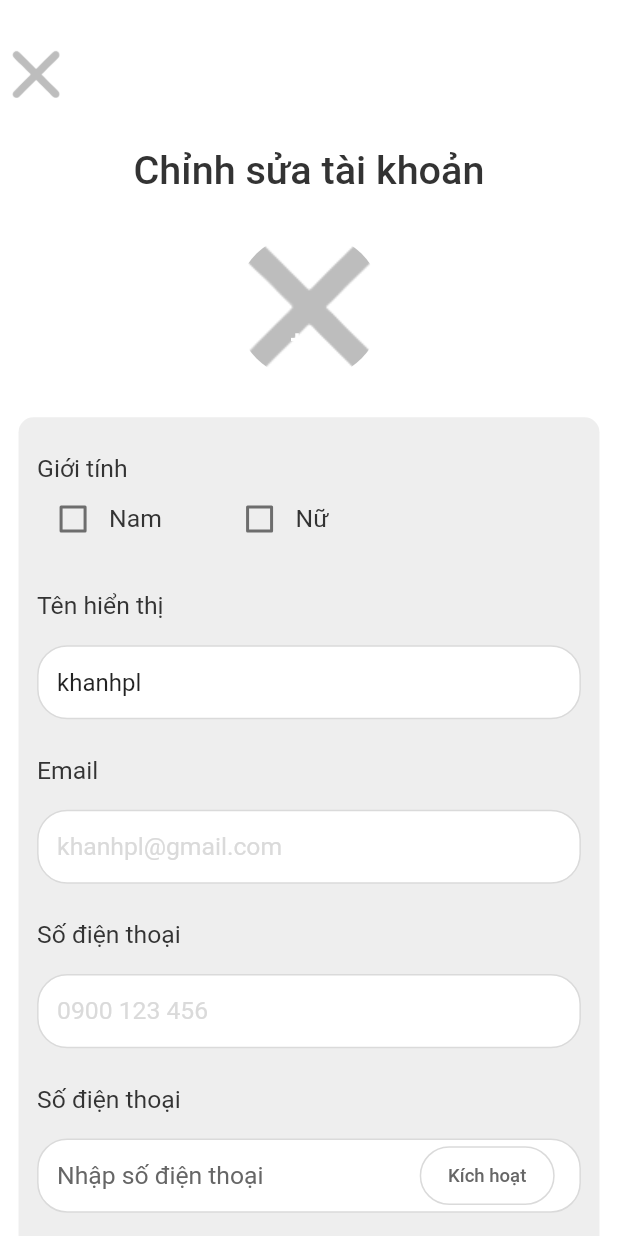
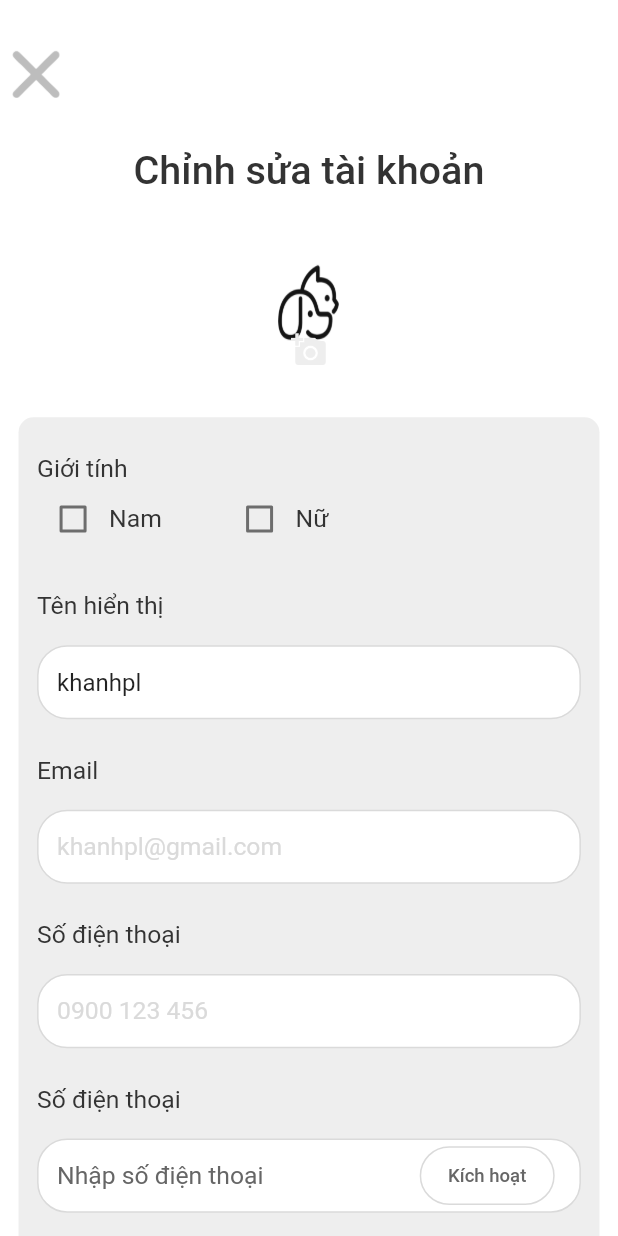
Before and after one commit to khanhpl/Pegoda, a Flutter app: the PersonalSettingScreen screen opened by its route, on a phone screen of 412 x 824 dp. Run offline on Flutter 3.47's test engine with Material 2 defaults, Android fonts, the phone set to English and light mode, and no system bars; our stand-ins replace carousel_pro, convex_bottom_bar, flutter_rating_bar, image_picker.

Commit message:
16-2 mini update

```diff
--- a/Pegoda Mobile/Pegoda/lib/screens/customer/cus_account/cus_personal_setting_screen.dart
+++ b/Pegoda Mobile/Pegoda/lib/screens/customer/cus_account/cus_personal_setting_screen.dart
@@ -72,13 +72,13 @@ class _PersonalSettingScreenState extends State<PersonalSettingScreen> {
                             shape: BoxShape.circle,
                             image: DecorationImage(
                               image: AssetImage(
-                                  'assets/cus/account_screen/cancel.png'),
+                                  'assets/ic_pegoda.png'),
                               fit: BoxFit.fill,
                             ),
                           ),
                           child: Icon(
                             Icons.add_a_photo,
-                            color: Colors.white,
+                            color: Colors.grey[200],
                           ),
                         )
                       : Container(
```
